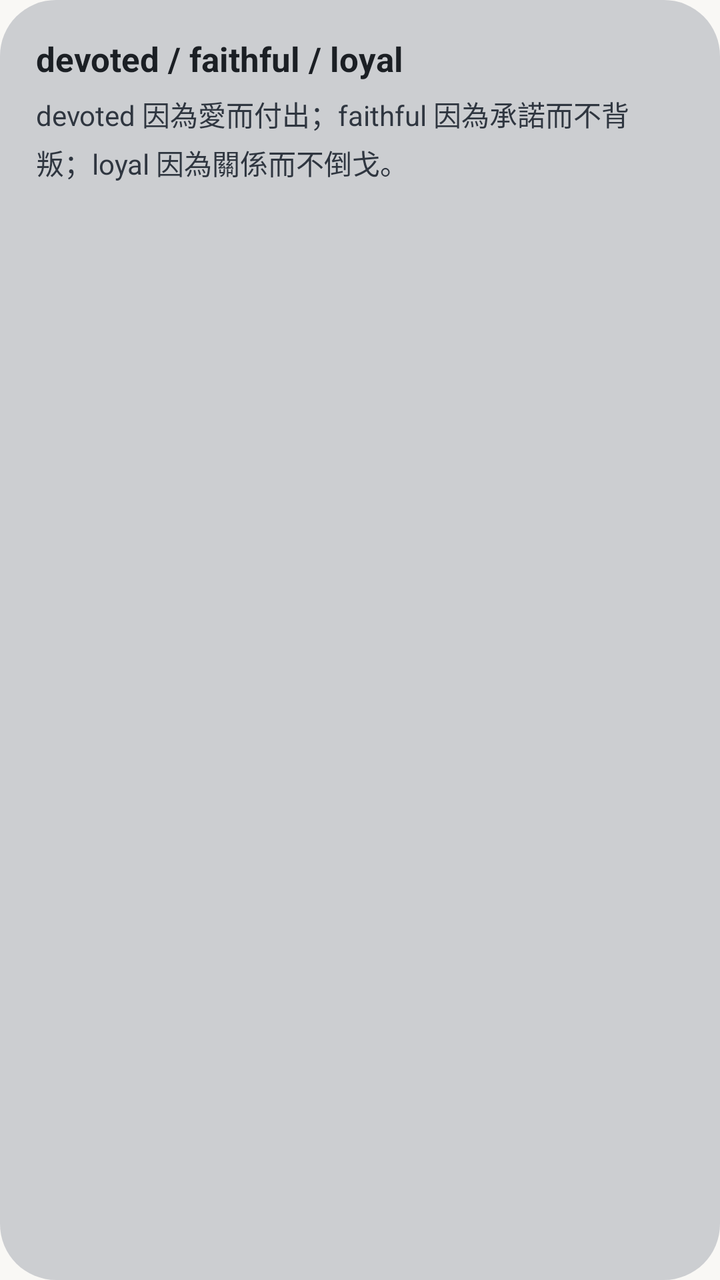
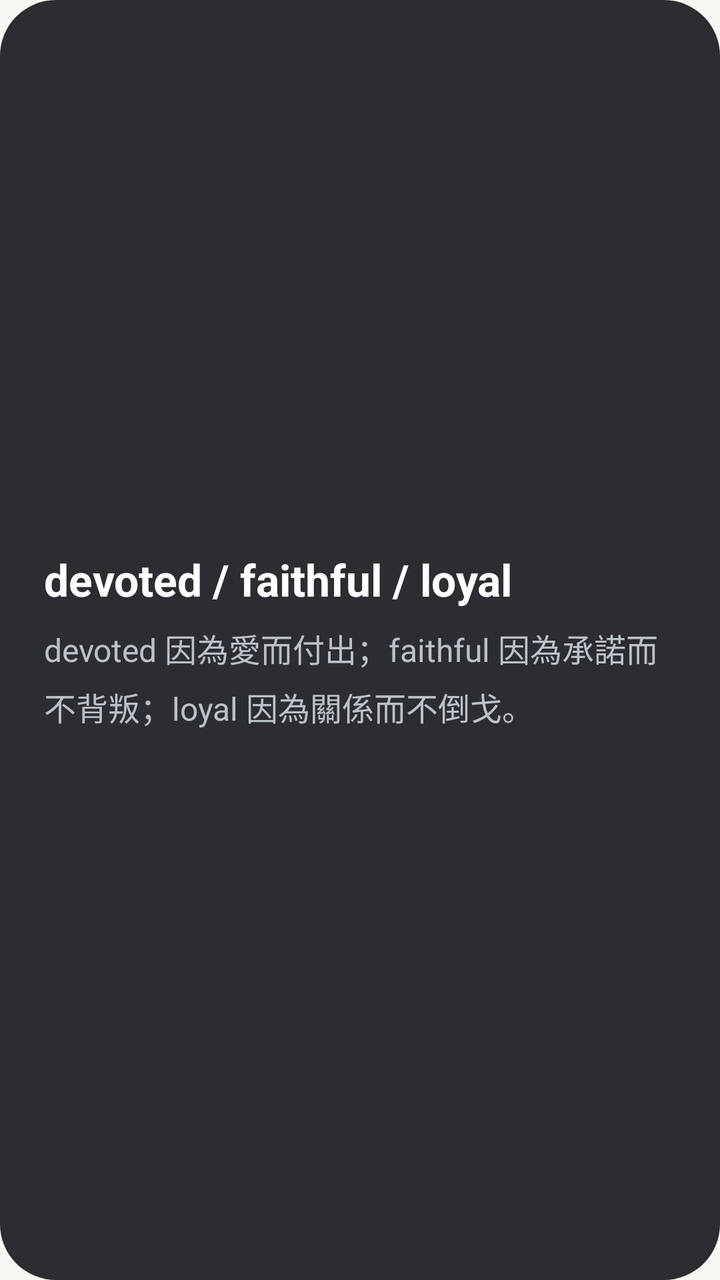

Compare the two renders of this Android layout. The source of the first and the diff that turns it into the second are given below.
<!-- AndroidManifest.xml: application theme AppTheme -->
<!-- res/layout/widget_preview.xml -->
<?xml version="1.0" encoding="utf-8"?>
<LinearLayout xmlns:android="http://schemas.android.com/apk/res/android"
    android:layout_width="match_parent"
    android:layout_height="match_parent"
    android:background="@drawable/widget_bg"
    android:orientation="vertical"
    android:paddingStart="18dp"
    android:paddingTop="14dp"
    android:paddingEnd="18dp"
    android:paddingBottom="14dp">


    <TextView
        android:layout_width="match_parent"
        android:layout_height="wrap_content"
        android:layout_marginTop="4dp"
        android:maxLines="2"
        android:text="@string/preview_title"
        android:textColor="@color/fg"
        android:textSize="17sp"
        android:textStyle="bold" />

    <TextView
        android:layout_width="match_parent"
        android:layout_height="wrap_content"
        android:layout_marginTop="6dp"
        android:lineSpacingMultiplier="1.2"
        android:maxLines="4"
        android:text="@string/preview_core"
        android:textColor="@color/fg_soft"
        android:textSize="14sp" />
</LinearLayout>
<!-- resources referenced by this layout -->
<resources>
  <color name="fg">#1B1F24</color>
  <color name="fg_soft">#2F3640</color>
  <!-- drawable widget_bg (drawable) -->
  <?xml version="1.0" encoding="utf-8"?>
  <shape xmlns:android="http://schemas.android.com/apk/res/android" android:shape="rectangle">
      <solid android:color="@color/widget_bg" />
      <corners android:radius="28dp" />
  </shape>
  <string name="preview_core">devoted 因為愛而付出；faithful 因為承諾而不背叛；loyal 因為關係而不倒戈。</string>
  <string name="preview_title">devoted / faithful / loyal</string>
  <style name="AppTheme" parent="android:Theme.Material.Light.NoActionBar">
          <item name="android:windowBackground">@color/bg</item>
          <item name="android:statusBarColor">@color/bg</item>
          <item name="android:navigationBarColor">@color/bg</item>
          <item name="android:windowLightStatusBar">true</item>
          <item name="android:windowLightNavigationBar">true</item>
          <item name="android:colorAccent">@color/accent</item>
      </style>
  <color name="widget_bg">#DCC6C8CD</color>
  <color name="bg">#F9F8F5</color>
  <color name="accent">#3A3F47</color>
</resources>

<!-- the commit's change to res/layout/widget_preview.xml (unified diff, before → after) -->
@@ -3,30 +3,29 @@
     android:layout_width="match_parent"
     android:layout_height="match_parent"
     android:background="@drawable/widget_bg"
+    android:gravity="center_vertical"
     android:orientation="vertical"
-    android:paddingStart="18dp"
-    android:paddingTop="14dp"
-    android:paddingEnd="18dp"
-    android:paddingBottom="14dp">
-
+    android:paddingStart="22dp"
+    android:paddingTop="18dp"
+    android:paddingEnd="22dp"
+    android:paddingBottom="18dp">
 
     <TextView
         android:layout_width="match_parent"
         android:layout_height="wrap_content"
-        android:layout_marginTop="4dp"
-        android:maxLines="2"
+        android:maxLines="1"
         android:text="@string/preview_title"
-        android:textColor="@color/fg"
-        android:textSize="17sp"
+        android:textColor="@color/widget_title"
+        android:textSize="22sp"
         android:textStyle="bold" />
 
     <TextView
         android:layout_width="match_parent"
         android:layout_height="wrap_content"
-        android:layout_marginTop="6dp"
-        android:lineSpacingMultiplier="1.2"
-        android:maxLines="4"
+        android:layout_marginTop="8dp"
+        android:lineSpacingMultiplier="1.25"
+        android:maxLines="3"
         android:text="@string/preview_core"
-        android:textColor="@color/fg_soft"
-        android:textSize="14sp" />
+        android:textColor="@color/widget_core"
+        android:textSize="16sp" />
 </LinearLayout>
<!-- resource entries referenced after the edit -->
@@ -1,7 +1,7 @@
 <!-- resources referenced by this layout -->
 <resources>
-  <color name="fg">#1B1F24</color>
-  <color name="fg_soft">#2F3640</color>
+  <color name="widget_core">#BCC1C8</color>
+  <color name="widget_title">#FFFFFF</color>
   <!-- drawable widget_bg (drawable) -->
   <?xml version="1.0" encoding="utf-8"?>
   <shape xmlns:android="http://schemas.android.com/apk/res/android" android:shape="rectangle">
@@ -18,7 +18,7 @@
           <item name="android:windowLightNavigationBar">true</item>
           <item name="android:colorAccent">@color/accent</item>
       </style>
-  <color name="widget_bg">#DCC6C8CD</color>
+  <color name="widget_bg">#2B2D30</color>
   <color name="bg">#F9F8F5</color>
   <color name="accent">#3A3F47</color>
 </resources>
